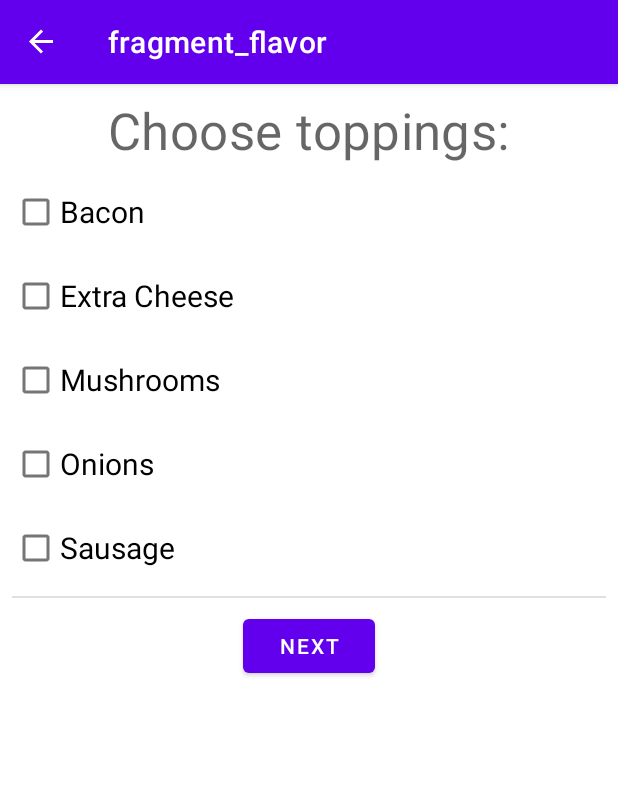
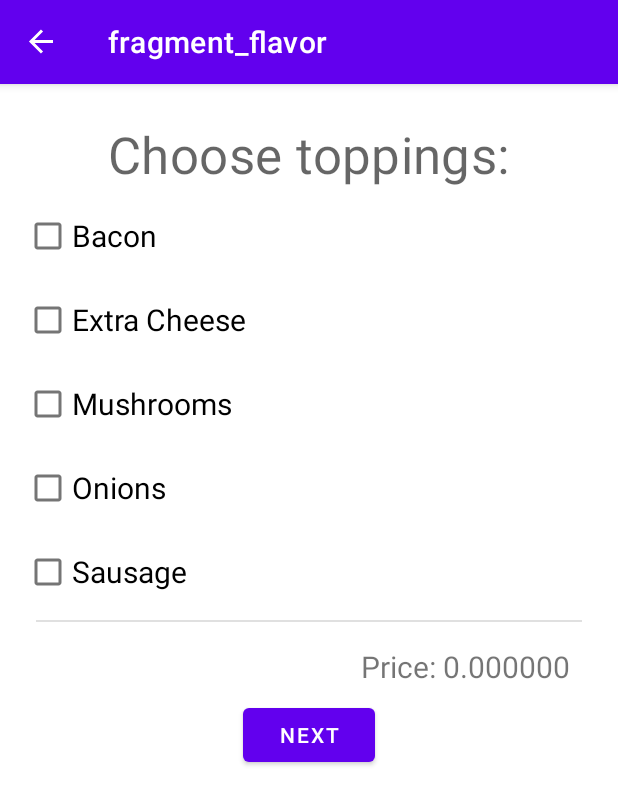
Before and after one commit to theMagusDev/OrderPizzaApp, an Android app: the screen it shows after launch (MainActivity), after a tap on "CREATE A NEW ORDER", on a phone screen of 412 x 824 dp. Shown: the top 805 px of the screen. Run offline under Robolectric (Android 15) with nearby library versions, the light colour scheme and no system bars; our stand-ins replace data binding, navigation-ui.

Commit message:
Show pizza's size in layout and update it with LiveData, bug fixes, visual improvements

```diff
--- a/app/src/main/java/com/example/pizza/ui/order/FlavorFragment.kt
+++ b/app/src/main/java/com/example/pizza/ui/order/FlavorFragment.kt
@@ -35,6 +35,8 @@ class FlavorFragment : Fragment() {
     override fun onViewCreated(view: View, savedInstanceState: Bundle?) {
         super.onViewCreated(view, savedInstanceState)
         binding?.apply {
+            lifecycleOwner = viewLifecycleOwner
+
             flavorFragment = this@FlavorFragment
 
             orderViewModel = sharedOrderViewModel
--- a/app/src/main/java/com/example/pizza/ui/order/PickupFragment.kt
+++ b/app/src/main/java/com/example/pizza/ui/order/PickupFragment.kt
@@ -1,12 +1,11 @@
 package com.example.pizza.ui.order
 
 import android.os.Bundle
-import androidx.fragment.app.Fragment
 import android.view.LayoutInflater
 import android.view.View
 import android.view.ViewGroup
+import androidx.fragment.app.Fragment
 import androidx.fragment.app.activityViewModels
-import com.example.pizza.R
 import com.example.pizza.databinding.FragmentPickupBinding
 import com.example.pizza.ui.order.model.OrderViewModel
 
--- a/app/src/main/java/com/example/pizza/ui/order/model/OrderViewModel.kt
+++ b/app/src/main/java/com/example/pizza/ui/order/model/OrderViewModel.kt
@@ -15,9 +15,6 @@ class OrderViewModel : ViewModel() {
     private var _size = MutableLiveData<Int>()
     val size: LiveData<Int> = _size
 
-    private var _size_text = MutableLiveData<String>()
-    val size_text: LiveData<String> = _size_text
-
     fun addOrRemoveFlavor(flavor: String) {
         Log.d("OrderViewModel", _flavors.value.toString().plus(" <-- _flavors var;").plus(flavor).plus(" <-- flavor var."))
         if(_flavors.value?.contains(flavor) == true) {
@@ -29,13 +26,11 @@ class OrderViewModel : ViewModel() {
 
     fun setSize(size: Int) {
         _size.value = size
-        _size_text.value = "Pizza's size: ".plus(_size)
     }
 
     fun resetOrder() {
         _price.value = 0.0
         _flavors.value = mutableListOf<String>()
         _size.value = 0
-        _size_text.value = ""
     }
 }
--- a/app/src/main/res/layout/fragment_flavor.xml
+++ b/app/src/main/res/layout/fragment_flavor.xml
@@ -21,7 +21,8 @@
 
         <androidx.constraintlayout.widget.ConstraintLayout
             android:layout_width="match_parent"
-            android:layout_height="wrap_content">
+            android:layout_height="wrap_content"
+            android:padding="@dimen/side_margin">
 
 
             <TextView
@@ -96,12 +97,22 @@
                 app:layout_constraintEnd_toEndOf="parent"
                 app:layout_constraintTop_toBottomOf="@id/sausage_checkbox"/>
 
+            <TextView
+                style="@style/order_price_text_style"
+                android:id="@+id/price_text"
+                android:text="@{@string/price(orderViewModel.price)}"
+                android:layout_width="wrap_content"
+                android:layout_height="wrap_content"
+                app:layout_constraintEnd_toEndOf="parent"
+                app:layout_constraintTop_toBottomOf="@id/flavors_divider"
+                tools:text="@string/price"/>
+
             <com.google.android.material.button.MaterialButton
                 style="@style/next_button_style"
                 android:onClick="@{() -> flavorFragment.goToNextScreen()}"
                 app:layout_constraintStart_toStartOf="parent"
                 app:layout_constraintEnd_toEndOf="parent"
-                app:layout_constraintTop_toBottomOf="@id/flavors_divider"
+                app:layout_constraintTop_toBottomOf="@id/price_text"
                 />
         </androidx.constraintlayout.widget.ConstraintLayout>
     </ScrollView>
--- a/app/src/main/res/values/strings.xml
+++ b/app/src/main/res/values/strings.xml
@@ -5,12 +5,13 @@
     <string name="create_an_order">Create a new order</string>
     <string name="order_pizza">Order pizza</string>
     <string name="next_button_text">Next</string>
-    <string name="your_pizzas_size">Your pizza\'s size: %s</string>
+    <string name="your_pizzas_size">Your pizza\'s size: %d\cm</string>
     <string name="choose_the_pizza_size">Choose the pizza\'s size:</string>
     <string name="pizza_45_cm">45 centimeter pizza</string>
     <string name="pizza_30_cm">30 centimeter pizza</string>
     <string name="choose_toppings">Choose toppings:</string>
     <string name="main_headline">Main:</string>
+    <string name="price">Price: %f</string>
     <string name="sausage">Sausage</string>
     <string name="bacon">Bacon</string>
     <string name="extra_cheese">Extra Cheese</string>
--- a/app/src/main/res/values/styles.xml
+++ b/app/src/main/res/values/styles.xml
@@ -2,7 +2,8 @@
 <resources>
     <style name="checkbox_style" parent="android:Widget.CompoundButton.CheckBox">
         <item name="android:textSize">20sp</item>
-        <item name="android:layout_margin">@dimen/margin_between_elements</item>
+        <item name="android:layout_marginTop">@dimen/margin_between_elements</item>
+        <item name="android:layout_marginBottom">@dimen/margin_between_elements</item>
     </style>
     <style name="next_button_style" parent="Widget.MaterialComponents.Button">
         <item name="android:layout_width">wrap_content</item>
@@ -10,4 +11,8 @@
         <item name="android:text">@string/next_button_text</item>
         <item name="android:layout_margin">@dimen/margin_between_elements</item>
     </style>
+    <style name="order_price_text_style" parent="Widget.AppCompat.TextView">
+        <item name="android:textSize">20sp</item>
+        <item name="android:layout_margin">@dimen/side_margin</item>
+    </style>
 </resources>
```
Also changed, not shown: app/src/main/java/com/example/pizza/ui/order/SizeFragment.kt (+11 -3 lines), app/src/main/res/layout/fragment_pickup.xml (+18 -8 lines), app/src/main/res/layout/fragment_size.xml (+8 -5 lines).
